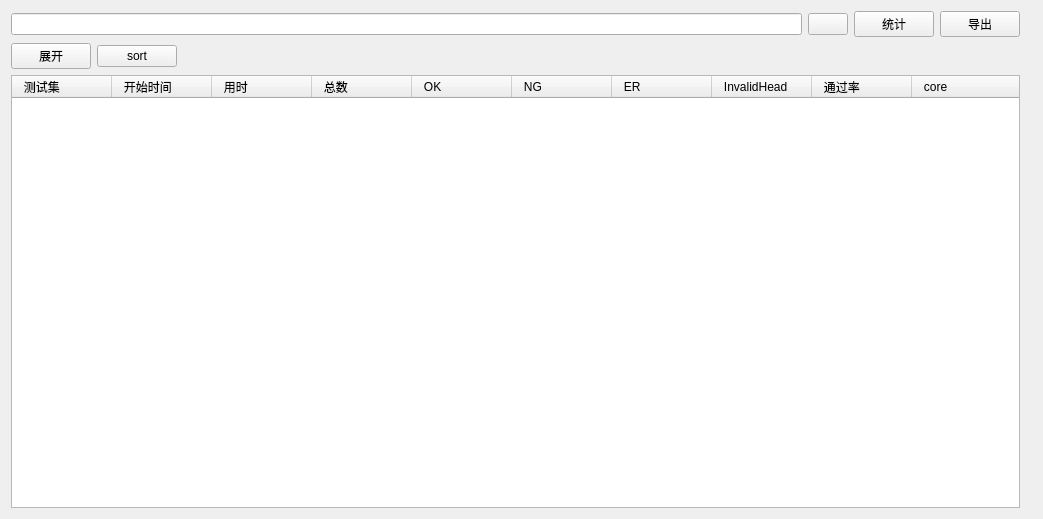
Before: the Qt Designer form loganalysis.ui in SakuraMYK/AutoMationTools, drawn with Qt 5.
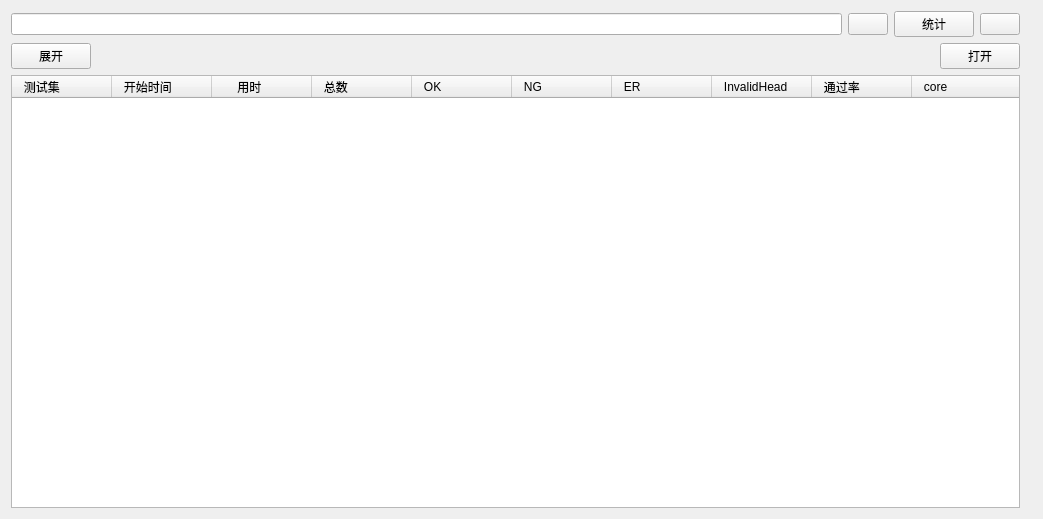
After: the same form once the commit is applied. Icons and pictures are not drawn.

Commit message: 添加导出excel功能、分开了总集和单个集的功能

What changed in the file:
```diff
--- a/loganalysis.ui
+++ b/loganalysis.ui
@@ -40,7 +40,17 @@
          <item>
           <widget class="QPushButton" name="pushButton_ExportExcel">
            <property name="text">
-            <string>导出</string>
+            <string/>
+           </property>
+           <property name="icon">
+            <iconset resource="icon.qrc">
+             <normaloff>:/icon/icons8-download-64.png</normaloff>:/icon/icons8-download-64.png</iconset>
+           </property>
+           <property name="iconSize">
+            <size>
+             <width>16</width>
+             <height>16</height>
+            </size>
            </property>
           </widget>
          </item>
@@ -59,13 +69,6 @@
            </property>
           </widget>
          </item>
-         <item>
-          <widget class="QPushButton" name="pushButton_Sort">
-           <property name="text">
-            <string>sort</string>
-           </property>
-          </widget>
-         </item>
          <item>
           <spacer name="horizontalSpacer">
            <property name="orientation">
@@ -79,6 +82,23 @@
            </property>
           </spacer>
          </item>
+         <item>
+          <widget class="QPushButton" name="pushButton_OpenExcel">
+           <property name="text">
+            <string>打开</string>
+           </property>
+           <property name="icon">
+            <iconset resource="icon.qrc">
+             <normaloff>:/icon/icons8-excel-128.png</normaloff>:/icon/icons8-excel-128.png</iconset>
+           </property>
+           <property name="iconSize">
+            <size>
+             <width>26</width>
+             <height>26</height>
+            </size>
+           </property>
+          </widget>
+         </item>
         </layout>
        </item>
        <item>
@@ -113,12 +133,12 @@
          </column>
          <column>
           <property name="text">
-           <string>   用时   </string>
+           <string>       用时       </string>
           </property>
          </column>
          <column>
           <property name="text">
-           <string>   总数  </string>
+           <string>   总数   </string>
           </property>
          </column>
          <column>
```
The commit also changes 13 other files.
